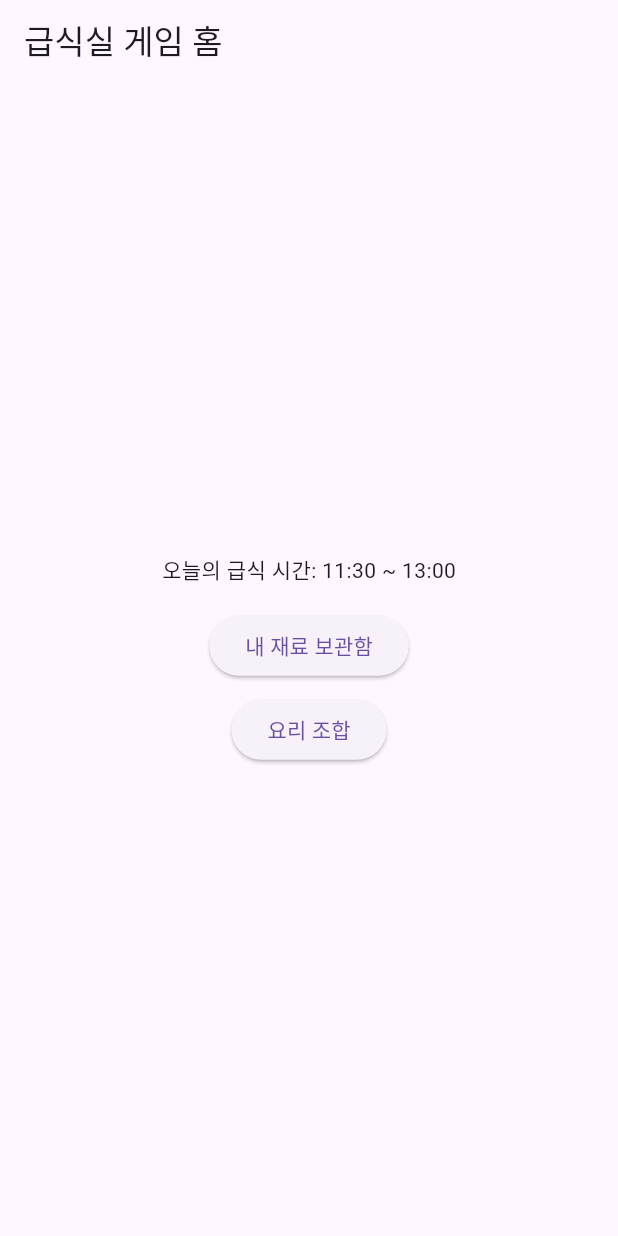
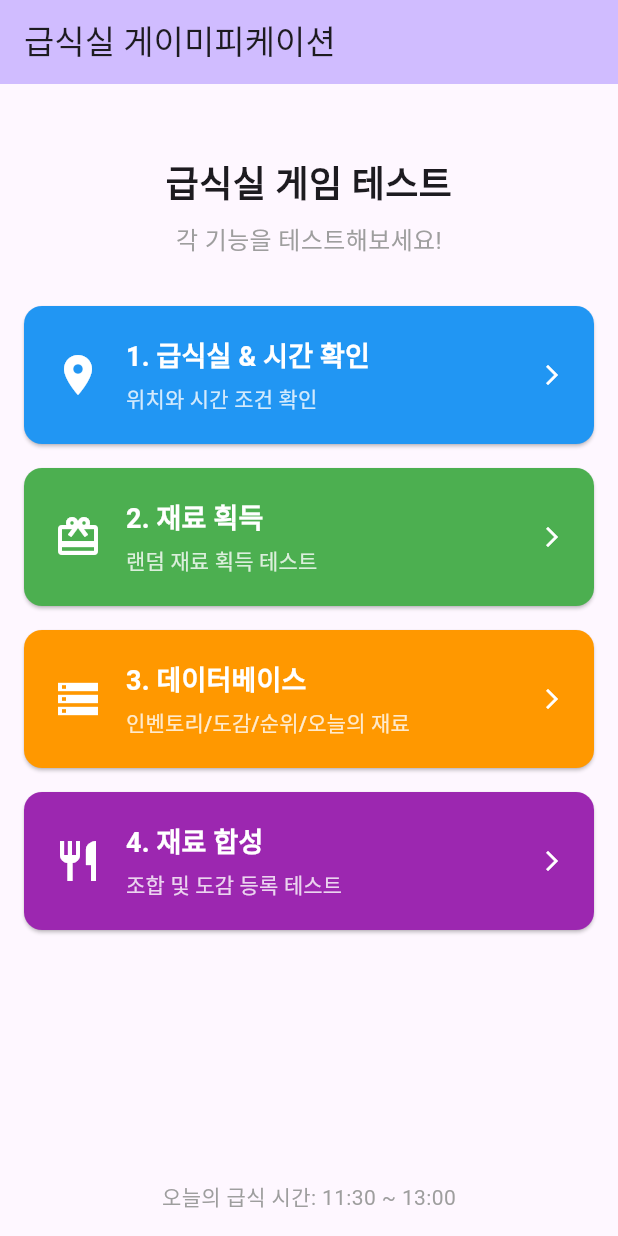
Before and after one commit to LHOIKTN/luanchlunch, a Flutter app: the screen it shows after launch, on a phone screen of 412 x 824 dp. Run offline on Flutter 3.47's test engine with Material 3 defaults, Android fonts, the phone set to English and light mode, and no system bars; our stand-ins replace geolocator, lottie, shared_preferences, supabase_flutter; missing offline and left inert: geolocator_platform_interface; accounts and stored records are empty.

Commit message:
수정: 기능별 확인코드로 변경

```diff
--- a/lib/features/home/home_screen.dart
+++ b/lib/features/home/home_screen.dart
@@ -1,6 +1,8 @@
 import 'package:flutter/material.dart';
 import '../inventory/inventory_screen.dart';
 import '../recipe/recipe_screen.dart';
+import '../location/location_check_screen.dart';
+import '../acquisition/ingredient_acquisition_screen.dart';
 
 class HomeScreen extends StatelessWidget {
   const HomeScreen({super.key});
@@ -8,35 +10,136 @@ class HomeScreen extends StatelessWidget {
   @override
   Widget build(BuildContext context) {
     return Scaffold(
-      appBar: AppBar(title: const Text('급식실 게임 홈')),
-      body: Center(
+      appBar: AppBar(
+        title: const Text('급식실 게이미피케이션'),
+        backgroundColor: Theme.of(context).colorScheme.inversePrimary,
+      ),
+      body: Padding(
+        padding: const EdgeInsets.all(16.0),
         child: Column(
-          mainAxisAlignment: MainAxisAlignment.center,
+          crossAxisAlignment: CrossAxisAlignment.stretch,
           children: [
-            const Text('오늘의 급식 시간: 11:30 ~ 13:00'),
+            const SizedBox(height: 32),
+            const Text(
+              '급식실 게임 테스트',
+              style: TextStyle(fontSize: 24, fontWeight: FontWeight.bold),
+              textAlign: TextAlign.center,
+            ),
+            const SizedBox(height: 8),
+            const Text(
+              '각 기능을 테스트해보세요!',
+              style: TextStyle(fontSize: 16, color: Colors.grey),
+              textAlign: TextAlign.center,
+            ),
+            const SizedBox(height: 32),
+            _buildFeatureButton(
+              context,
+              '1. 급식실 & 시간 확인',
+              '위치와 시간 조건 확인',
+              Icons.location_on,
+              Colors.blue,
+              () {
+                Navigator.push(
+                  context,
+                  MaterialPageRoute(builder: (_) => const LocationCheckScreen()),
+                );
+              },
+            ),
             const SizedBox(height: 16),
-            ElevatedButton(
-              onPressed: () {
+            _buildFeatureButton(
+              context,
+              '2. 재료 획득',
+              '랜덤 재료 획득 테스트',
+              Icons.card_giftcard,
+              Colors.green,
+              () {
+                Navigator.push(
+                  context,
+                  MaterialPageRoute(builder: (_) => const IngredientAcquisitionScreen()),
+                );
+              },
+            ),
+            const SizedBox(height: 16),
+            _buildFeatureButton(
+              context,
+              '3. 데이터베이스',
+              '인벤토리/도감/순위/오늘의 재료',
+              Icons.storage,
+              Colors.orange,
+              () {
                 Navigator.push(
                   context,
                   MaterialPageRoute(builder: (_) => const InventoryScreen()),
                 );
               },
-              child: const Text('내 재료 보관함'),
             ),
-            const SizedBox(height: 8),
-            ElevatedButton(
-              onPressed: () {
+            const SizedBox(height: 16),
+            _buildFeatureButton(
+              context,
+              '4. 재료 합성',
+              '조합 및 도감 등록 테스트',
+              Icons.restaurant,
+              Colors.purple,
+              () {
                 Navigator.push(
                   context,
                   MaterialPageRoute(builder: (_) => const RecipeScreen()),
                 );
               },
-              child: const Text('요리 조합'),
+            ),
+            const Spacer(),
+            const Text(
+              '오늘의 급식 시간: 11:30 ~ 13:00',
+              style: TextStyle(fontSize: 14, color: Colors.grey),
+              textAlign: TextAlign.center,
             ),
           ],
         ),
       ),
     );
   }
+
+  Widget _buildFeatureButton(
+    BuildContext context,
+    String title,
+    String subtitle,
+    IconData icon,
+    Color color,
+    VoidCallback onPressed,
+  ) {
+    return ElevatedButton(
+      onPressed: onPressed,
+      style: ElevatedButton.styleFrom(
+        backgroundColor: color,
+        foregroundColor: Colors.white,
+        padding: const EdgeInsets.all(20),
+        shape: RoundedRectangleBorder(
+          borderRadius: BorderRadius.circular(12),
+        ),
+      ),
+      child: Row(
+        children: [
+          Icon(icon, size: 32),
+          const SizedBox(width: 16),
+          Expanded(
+            child: Column(
+              crossAxisAlignment: CrossAxisAlignment.start,
+              children: [
+                Text(
+                  title,
+                  style: const TextStyle(fontSize: 18, fontWeight: FontWeight.bold),
+                ),
+                const SizedBox(height: 4),
+                Text(
+                  subtitle,
+                  style: TextStyle(fontSize: 14, color: Colors.white.withOpacity(0.8)),
+                ),
+              ],
+            ),
+          ),
+          const Icon(Icons.arrow_forward_ios, size: 16),
+        ],
+      ),
+    );
+  }
 }
--- a/pubspec.yaml
+++ b/pubspec.yaml
@@ -1,4 +1,4 @@
-name: lunch_game_app
+name: LaunchLunch
 description: "A new Flutter project."
 # The following line prevents the package from being accidentally published to
 # pub.dev using `flutter pub publish`. This is preferred for private packages.
```
Also changed, not shown: lib/features/acquisition/ingredient_acquisition_screen.dart (added, +266 -0 lines), lib/features/location/location_check_screen.dart (added, +249 -0 lines), 16 other files.
